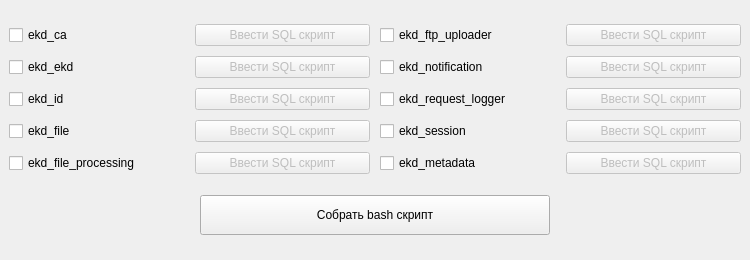
Qt form src/ui_designer/mainWindow.ui (gkeep/script-creator) before a commit.
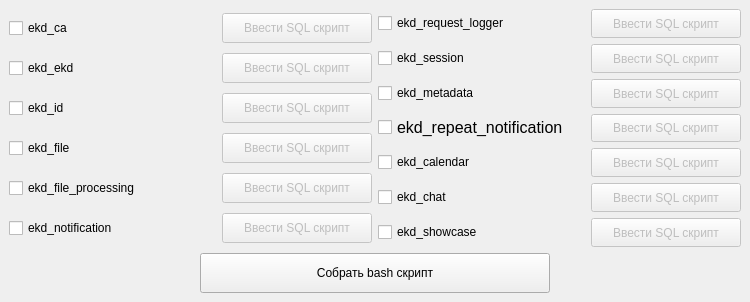
The same form after that commit.

What changed in the file:
```diff
--- a/src/ui_designer/mainWindow.ui
+++ b/src/ui_designer/mainWindow.ui
@@ -7,7 +7,7 @@
     <x>0</x>
     <y>0</y>
     <width>750</width>
-    <height>260</height>
+    <height>302</height>
    </rect>
   </property>
   <property name="sizePolicy">
@@ -19,13 +19,13 @@
   <property name="minimumSize">
    <size>
     <width>750</width>
-    <height>260</height>
+    <height>300</height>
    </size>
   </property>
   <property name="maximumSize">
    <size>
     <width>750</width>
-    <height>260</height>
+    <height>302</height>
    </size>
   </property>
   <property name="windowTitle">
@@ -35,9 +35,6 @@
    <layout class="QVBoxLayout" name="verticalLayout_3">
     <item>
      <layout class="QHBoxLayout" name="horizontalLayout">
-      <property name="spacing">
-       <number>10</number>
-      </property>
       <item>
        <layout class="QVBoxLayout" name="verticalLayout">
         <item>
@@ -54,6 +51,12 @@
             <property name="enabled">
              <bool>false</bool>
             </property>
+            <property name="maximumSize">
+             <size>
+              <width>150</width>
+              <height>30</height>
+             </size>
+            </property>
             <property name="text">
              <string>Ввести SQL скрипт</string>
             </property>
@@ -75,6 +78,12 @@
             <property name="enabled">
              <bool>false</bool>
             </property>
+            <property name="maximumSize">
+             <size>
+              <width>150</width>
+              <height>30</height>
+             </size>
+            </property>
             <property name="text">
              <string>Ввести SQL скрипт</string>
             </property>
@@ -96,6 +105,12 @@
             <property name="enabled">
              <bool>false</bool>
             </property>
+            <property name="maximumSize">
+             <size>
+              <width>150</width>
+              <height>30</height>
+             </size>
+            </property>
             <property name="text">
              <string>Ввести SQL скрипт</string>
             </property>
@@ -117,6 +132,12 @@
             <property name="enabled">
              <bool>false</bool>
             </property>
+            <property name="maximumSize">
+             <size>
+              <width>150</width>
+              <height>30</height>
+             </size>
+            </property>
             <property name="text">
              <string>Ввести SQL скрипт</string>
             </property>
@@ -138,30 +159,11 @@
             <property name="enabled">
              <bool>false</bool>
             </property>
-            <property name="text">
-             <string>Ввести SQL скрипт</string>
-            </property>
-           </widget>
-          </item>
-         </layout>
-        </item>
-       </layout>
-      </item>
-      <item>
-       <layout class="QVBoxLayout" name="verticalLayout_2">
-        <item>
-         <layout class="QHBoxLayout" name="ekd_ftp_layout">
-          <item>
-           <widget class="QCheckBox" name="checkBox_ftp">
-            <property name="text">
-             <string>ekd_ftp_uploader</string>
-            </property>
-           </widget>
-          </item>
-          <item>
-           <widget class="QPushButton" name="scriptInputButton_ftp">
-            <property name="enabled">
-             <bool>false</bool>
+            <property name="maximumSize">
+             <size>
+              <width>150</width>
+              <height>30</height>
+             </size>
             </property>
             <property name="text">
              <string>Ввести SQL скрипт</string>
@@ -184,6 +186,12 @@
             <property name="enabled">
              <bool>false</bool>
             </property>
+            <property name="maximumSize">
+             <size>
+              <width>150</width>
+              <height>30</height>
+             </size>
+            </property>
             <property name="text">
              <string>Ввести SQL скрипт</string>
             </property>
@@ -191,6 +199,10 @@
           </item>
          </layout>
         </item>
+       </layout>
+      </item>
+      <item>
+       <layout class="QVBoxLayout" name="verticalLayout_2">
         <item>
          <layout class="QHBoxLayout" name="ekd_request_logger_layout">
           <item>
@@ -205,6 +217,12 @@
             <property name="enabled">
              <bool>false</bool>
             </property>
+            <property name="maximumSize">
+             <size>
+              <width>150</width>
+              <height>30</height>
+             </size>
+            </property>
             <property name="text">
              <string>Ввести SQL скрипт</string>
             </property>
@@ -226,6 +244,12 @@
             <property name="enabled">
              <bool>false</bool>
             </property>
+            <property name="maximumSize">
+             <size>
+              <width>150</width>
+              <height>30</height>
+             </size>
+            </property>
             <property name="text">
              <string>Ввести SQL скрипт</string>
             </property>
@@ -246,6 +270,125 @@
            <widget class="QPushButton" name="scriptInputButton_metadata">
             <property name="enabled">
              <bool>false</bool>
+            </property>
+            <property name="maximumSize">
+             <size>
+              <width>150</width>
+              <height>30</height>
+             </size>
+            </property>
+            <property name="text">
+             <string>Ввести SQL скрипт</string>
+            </property>
+           </widget>
+          </item>
+         </layout>
+        </item>
+        <item>
+         <layout class="QHBoxLayout" name="ekd_repeat_layout">
+          <item>
+           <widget class="QCheckBox" name="checkBox_repeat">
+            <property name="font">
+             <font>
+              <pointsize>12</pointsize>
+             </font>
+            </property>
+            <property name="text">
+             <string>ekd_repeat_notification</string>
+            </property>
+           </widget>
+          </item>
+          <item>
+           <widget class="QPushButton" name="scriptInputButton_repeat">
+            <property name="enabled">
+             <bool>false</bool>
+            </property>
+            <property name="maximumSize">
+             <size>
+              <width>150</width>
+              <height>30</height>
+             </size>
+            </property>
+            <property name="text">
+             <string>Ввести SQL скрипт</string>
+            </property>
+           </widget>
+          </item>
+         </layout>
+        </item>
+        <item>
+         <layout class="QHBoxLayout" name="ekd_calendar_layout">
+          <item>
+           <widget class="QCheckBox" name="checkBox_calendar">
+            <property name="text">
+             <string>ekd_calendar</string>
+            </property>
+           </widget>
+          </item>
+          <item>
+           <widget class="QPushButton" name="scriptInputButton_calendar">
+            <property name="enabled">
+             <bool>false</bool>
+            </property>
+            <property name="maximumSize">
+             <size>
+              <width>150</width>
+              <height>30</height>
+             </size>
+            </property>
+            <property name="text">
+             <string>Ввести SQL скрипт</string>
+            </property>
+           </widget>
+          </item>
+         </layout>
+        </item>
+        <item>
+         <layout class="QHBoxLayout" name="ekd_chat_layout">
+          <item>
+           <widget class="QCheckBox" name="checkBox_chat">
+            <property name="text">
+             <string>ekd_chat</string>
+            </property>
+           </widget>
+          </item>
+          <item>
+           <widget class="QPushButton" name="scriptInputButton_chat">
+            <property name="enabled">
+             <bool>false</bool>
+            </property>
+            <property name="maximumSize">
+             <size>
+              <width>150</width>
+              <height>30</height>
+             </size>
+            </property>
+            <property name="text">
+             <string>Ввести SQL скрипт</string>
+            </property>
+           </widget>
+          </item>
+         </layout>
+        </item>
+        <item>
+         <layout class="QHBoxLayout" name="ekd_showcase_layout">
+          <item>
+           <widget class="QCheckBox" name="checkBox_showcase">
+            <property name="text">
+             <string>ekd_showcase</string>
+            </property>
+           </widget>
+          </item>
+          <item>
+           <widget class="QPushButton" name="scriptInputButton_showcase">
+            <property name="enabled">
+             <bool>false</bool>
+            </property>
+            <property name="maximumSize">
+             <size>
+              <width>150</width>
+              <height>30</height>
+             </size>
             </property>
             <property name="text">
              <string>Ввести SQL скрипт</string>
```
